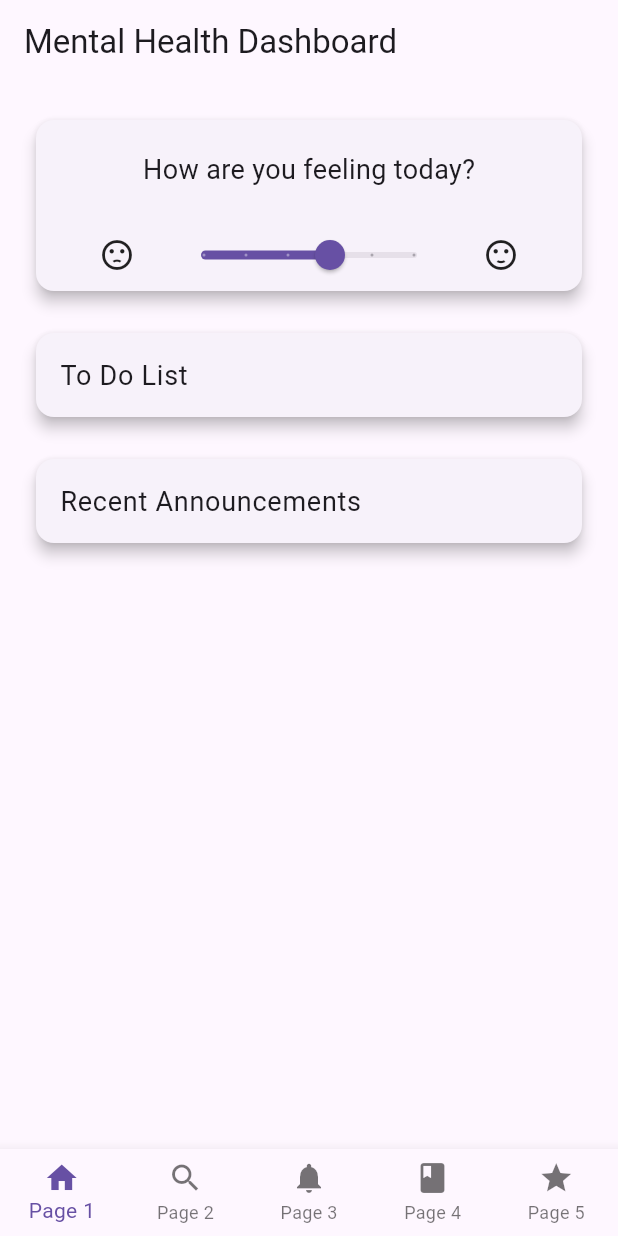
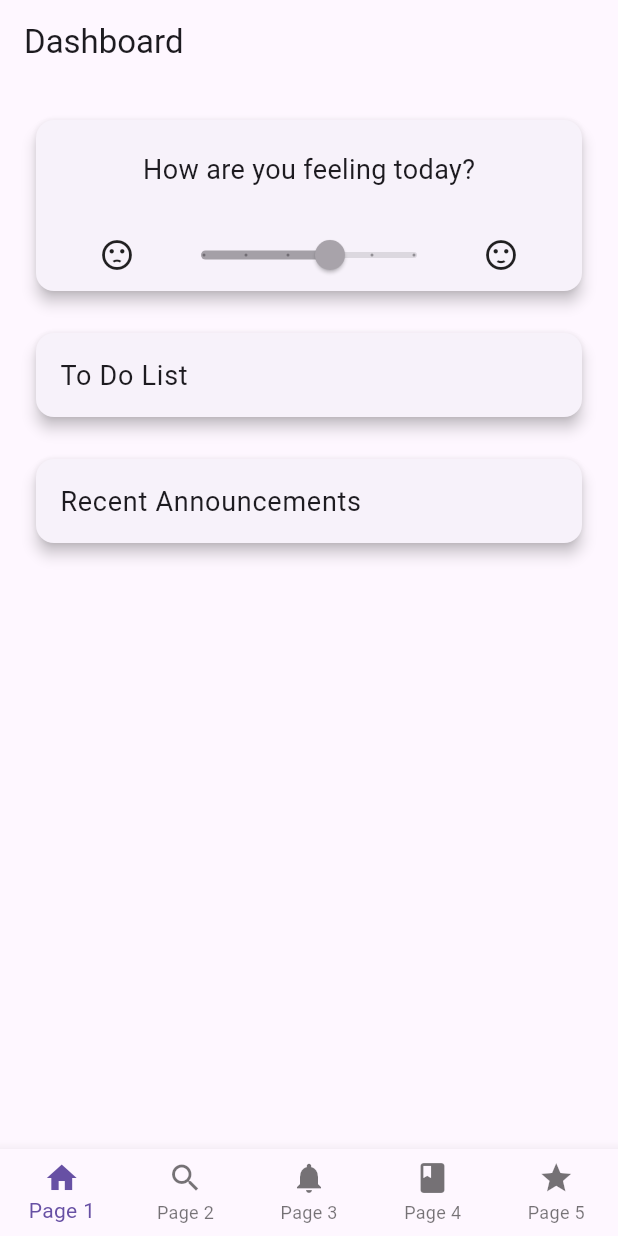
Before and after one commit to Advait108/Yellow-Jacket-App, a Flutter app: the DashboardScreen screen opened directly, on a phone screen of 412 x 824 dp. Run offline on Flutter 3.47's test engine with Material 3 defaults, Android fonts, the phone set to English and light mode, and no system bars.

Commit message:
slight changes

```diff
--- a/lib/dashboard.dart
+++ b/lib/dashboard.dart
@@ -33,7 +33,7 @@ class DashboardScreen extends StatelessWidget {
   Widget build(BuildContext context) {
     return Scaffold(
       appBar: AppBar(
-        title: Text('Mental Health Dashboard'),
+        title: Text('Dashboard'),
       ),
       body: Padding(
         padding: EdgeInsets.all(20.0),
@@ -62,9 +62,6 @@ class DashboardScreen extends StatelessWidget {
                         divisions: 5,
                         label: 'Feeling',
                         value: 50,
-                        onChanged: (double value) {
-                          // Implement functionality when the slider value changes
-                        },
                       ),
                       SizedBox(width: 20),
                       Icon(Icons.sentiment_satisfied),
@@ -84,9 +81,7 @@ class DashboardScreen extends StatelessWidget {
                       style: TextStyle(fontSize: 18.0),
                     ),
                   ),
-                  // TODO: Implement ToDo list widget
-                  // You can use ListView.builder for dynamic list items
-                ],
+
               ),
             ),
             SizedBox(height: 20),
@@ -100,8 +95,7 @@ class DashboardScreen extends StatelessWidget {
                       style: TextStyle(fontSize: 18.0),
                     ),
                   ),
-                  // TODO: Implement recent announcements widget
-                  // You can use ListView.builder for dynamic announcements
+
                 ],
               ),
             ),
--- a/lib/schoolresources.dart
+++ b/lib/schoolresources.dart
@@ -13,7 +13,7 @@ class SchoolResourcesPage extends StatelessWidget {
           children: [
             ElevatedButton(
               onPressed: () {
-                // TODO: Navigate to the newspaper page
+                //TODO
               },
               child: Text(
                 'Newspaper',
@@ -23,7 +23,7 @@ class SchoolResourcesPage extends StatelessWidget {
             SizedBox(height: 20.0),
             ElevatedButton(
               onPressed: () {
-                // TODO: Navigate to the event calendar page
+                //TODO
               },
               child: Text(
                 'Event Calendar',
@@ -33,7 +33,7 @@ class SchoolResourcesPage extends StatelessWidget {
             SizedBox(height: 20.0),
             ElevatedButton(
               onPressed: () {
-                // TODO: Navigate to the office hours page
+                //TODO
               },
               child: Text(
                 'Office Hours',
```
Also changed, not shown: lib/hotlines.dart (+1 -10 lines), lib/mentalhealth.dart (+5 -6 lines).
